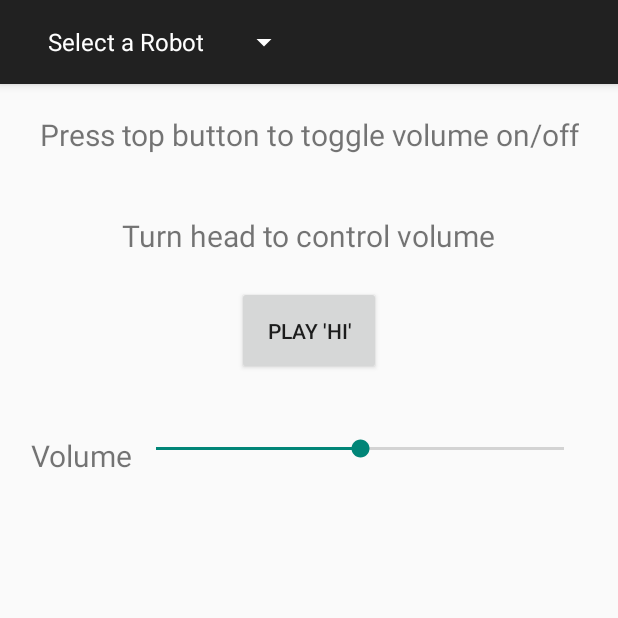
After one commit to playi/playground, an Android app: the fragment SoundControlFragment placed in its activity, on a phone screen of 412 x 824 dp, the top half of it. The commit adds this screen. Run offline under Robolectric (Android 15) with nearby library versions, the phone set to English and light mode, and no system bars; libraries missing offline, so code that uses them is left out: com.w2.api; 4 statements that could not run were skipped.

Commit message:
added head control fragment added sound control fragment

```diff
--- a/Android/Playground/app/src/main/java/controls/ControlInterfaces.java
+++ b/Android/Playground/app/src/main/java/controls/ControlInterfaces.java
@@ -31,4 +31,12 @@
     public void playWiggleAnimation();
     public void playNodAnimation();
   }
+
+  interface IHeadControl {
+    public void setHeadPosition(double tilt, double pan);
+  }
+
+  interface ISoundControl {
+    public void playHiSound(double volume);
+  }
 }
--- /dev/null
+++ b/Android/Playground/app/src/main/java/fragments/SoundControlFragment.java
@@ -0,0 +1,102 @@
+package fragments;
+
+import android.os.Bundle;
+import android.support.annotation.Nullable;
+import android.view.LayoutInflater;
+import android.view.View;
+import android.view.ViewGroup;
+import android.widget.SeekBar;
+
+import com.w2.api.engine.events.gesture.GestureAlertHandler;
+import com.w2.api.engine.events.gesture.GestureEvent;
+import com.w2.api.engine.operators.RobotSensorHistory;
+
+import controls.ControlInterfaces;
+import play_i.playground.R;
+
+/**
+ * Created by ilitvinenko on 3/5/15.
+ * DataArt
+ */
+public class SoundControlFragment extends BaseFragment {
+
+  private ControlInterfaces.ISoundControl soundControl;
+  private ControlInterfaces.IRobotManagement robotManagement;
+  private SeekBar volumeSeekBar;
+
+  private GestureEvent headPositionEvent;
+
+  public static SoundControlFragment newInstance(ControlInterfaces.ISoundControl control, ControlInterfaces.IRobotManagement management) {
+    SoundControlFragment result = new SoundControlFragment();
+    result.soundControl = control;
+    result.robotManagement = management;
+    return result;
+  }
+
+  @Override
+  public View onCreateView(LayoutInflater inflater, @Nullable ViewGroup container, @Nullable Bundle savedInstanceState) {
+    View rootView = inflater.inflate(R.layout.fragment_sound_control, container, false);
+
+    volumeSeekBar = (SeekBar) rootView.findViewById(R.id.seek_bar_volume);
+    rootView.findViewById(R.id.button_play_hi).setOnClickListener(onPlayButtonClickListener);
+
+    return rootView;
+  }
+
+  @Override
+  public void onResume() {
+    super.onResume();
+    setupListeningEvents();
+  }
+
+  @Override
+  public void onPause() {
+    removeEventListener();
+    super.onPause();
+  }
+
+  private void setupListeningEvents(){
+    if (robotManagement.getActiveRobot() != null){
+      headPositionEvent = new GestureEvent("head", robotManagement.getActiveRobot(), headPanPositionGestureHandler);
+      robotManagement.getActiveRobot().subscribeEvent(headPositionEvent);
+    }
+  }
+
+  private void removeEventListener(){
+    if (robotManagement.getActiveRobot() != null){
+      robotManagement.getActiveRobot().unsubscribeEvent(headPositionEvent);
+    }
+  }
+
+  private View.OnClickListener onPlayButtonClickListener = new View.OnClickListener() {
+    @Override
+    public void onClick(View v) {
+      double volume = (double)volumeSeekBar.getProgress() / (double)volumeSeekBar.getMax();
+      soundControl.playHiSound(volume);
+
+    }
+  };
+
+  private GestureAlertHandler headPanPositionGestureHandler = new GestureAlertHandler() {
+    @Override
+    public boolean shouldAlert(GestureEvent gestureEvent, RobotSensorHistory robotSensorHistory) {
+      //TODO: It's not clear how should it works
+      return true;
+    }
+  };
+
+  private GestureAlertHandler onMainButtonTouchedGestureHandler = new GestureAlertHandler() {
+    @Override
+    public boolean shouldAlert(GestureEvent gestureEvent, RobotSensorHistory robotSensorHistory) {
+      int progress = volumeSeekBar.getProgress();
+      if (progress == 0){
+        progress = volumeSeekBar.getMax();
+      } else {
+        progress = 0;
+      }
+      volumeSeekBar.setProgress(progress);
+      //TODO: Or false??
+      return true;
+    }
+  };
+}
--- a/Android/Playground/app/src/main/java/fragments/WheelControlFragment.java
+++ b/Android/Playground/app/src/main/java/fragments/WheelControlFragment.java
@@ -57,14 +57,14 @@
   private View.OnClickListener onNodClickListener = new View.OnClickListener() {
     @Override
     public void onClick(View v) {
-      wheelControl.playWiggleAnimation();
+      wheelControl.playNodAnimation();
     }
   };
 
   private View.OnClickListener onWigglyClickListener = new View.OnClickListener() {
     @Override
     public void onClick(View v) {
-      wheelControl.playNodAnimation();
+      wheelControl.playWiggleAnimation();
     }
   };
 
--- /dev/null
+++ b/Android/Playground/app/src/main/res/layout/fragment_sound_control.xml
@@ -0,0 +1,63 @@
+<?xml version="1.0" encoding="utf-8"?>
+<LinearLayout xmlns:android="http://schemas.android.com/apk/res/android"
+              android:orientation="vertical"
+              android:layout_width="match_parent"
+              android:layout_height="match_parent">
+
+    <TextView
+        android:layout_width="wrap_content"
+        android:layout_height="wrap_content"
+        android:layout_gravity="center"
+        android:layout_marginTop="20dp"
+        android:layout_marginLeft="20dp"
+        android:layout_marginRight="20dp"
+        android:textSize="20sp"
+        android:gravity="center"
+        android:text="Press top button to toggle volume on/off"/>
+
+    <TextView
+        android:layout_width="wrap_content"
+        android:layout_height="wrap_content"
+        android:layout_gravity="center"
+        android:layout_marginTop="40dp"
+        android:layout_marginLeft="20dp"
+        android:layout_marginRight="20dp"
+        android:textSize="20sp"
+        android:gravity="center"
+        android:text="Turn head to control volume"/>
+
+    <Button
+        android:id="@+id/button_play_hi"
+        android:layout_width="wrap_content"
+        android:layout_height="wrap_content"
+        android:layout_gravity="center"
+        android:layout_marginTop="20dp"
+        android:padding="20dp"
+        android:text="Play 'Hi'"/>
+
+    <LinearLayout
+        android:layout_width="match_parent"
+        android:layout_height="wrap_content"
+        android:layout_marginTop="40dp"
+        android:layout_marginLeft="20dp"
+        android:layout_marginRight="20dp">
+
+        <TextView
+            android:layout_width="wrap_content"
+            android:layout_height="wrap_content"
+            android:layout_gravity="center"
+
+            android:textSize="20sp"
+            android:gravity="center"
+            android:text="Volume"/>
+
+        <SeekBar
+            android:id="@+id/seek_bar_volume"
+            android:layout_width="match_parent"
+            android:layout_height="wrap_content"
+            android:progress="50"/>
+
+        </LinearLayout>
+
+
+</LinearLayout>
```
Also changed, not shown: Android/Playground/app/src/main/java/controls/RobotControl.java (+27 -7 lines), Android/Playground/app/src/main/java/fragments/HeadControlFragment.java (added, +47 -0 lines), Android/Playground/app/src/main/java/play_i/playground/MainActivity.java (+8 -0 lines), Android/Playground/app/src/main/res/layout/fragment_head_control.xml (added, +50 -0 lines).
